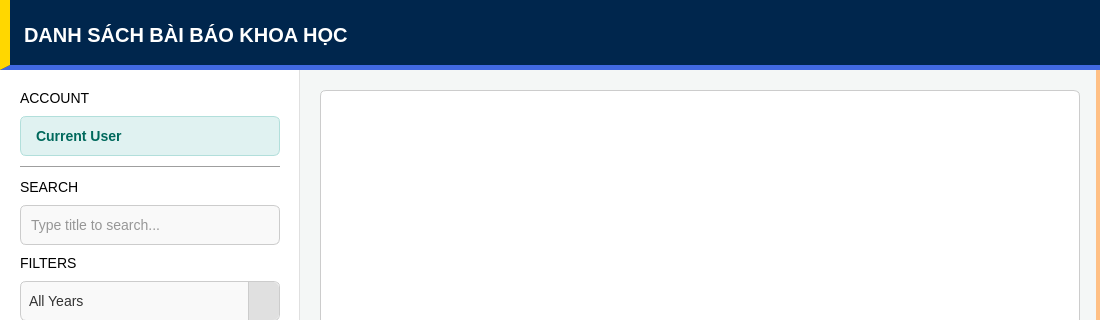
The window that src/components/widgets/article/articleform.ui (DamPhuQuy/Scientific-Article-Management) describes before a commit, drawn with Qt 5; both pictures show x 0 to 1100 and y 0 to 320 of the 1100 by 750 pixel window.
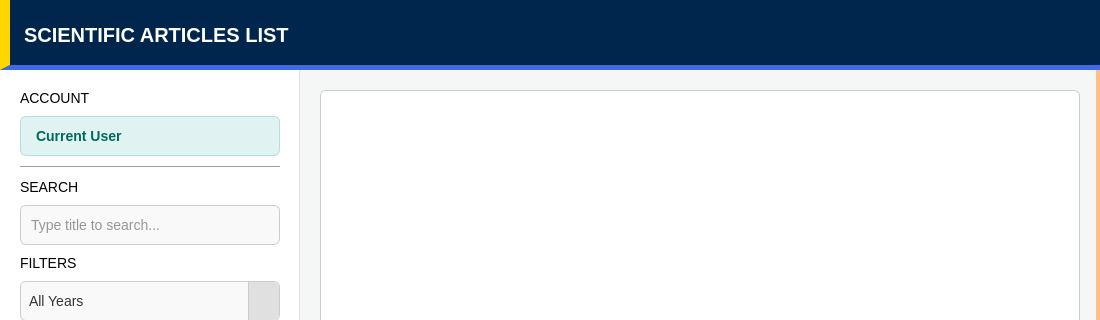
The same window after the commit.

Commit message:
Refactor UI and update translations for article, author, and user dialogs
- Updated UI margins and paddings for better layout consistency across various dialogs.
- Translated Vietnamese text to English in multiple UI files, including article details, input, statistics, update dialogs, and user information dialogs.
- Changed button labels and messages to English for better accessibility.
- Ensured consistent styling and alignment in the main window and login/signup forms.
- Improved user feedback messages for login and registration processes.

The edit to the form file:
```diff
--- a/src/components/widgets/article/articleform.ui
+++ b/src/components/widgets/article/articleform.ui
@@ -164,7 +164,7 @@
          <string notr="true">color:#ffffff;font-weight:900;font-size:20px;background:transparent;padding-left:10px;margin-top:0px;</string>
         </property>
         <property name="text">
-         <string>DANH SÁCH BÀI BÁO KHOA HỌC</string>
+         <string>SCIENTIFIC ARTICLES LIST</string>
         </property>
         <property name="alignment">
          <set>Qt::AlignmentFlag::AlignLeading|Qt::AlignmentFlag::AlignLeft|Qt::AlignmentFlag::AlignVCenter</set>
```
The commit also changes 36 other files.
